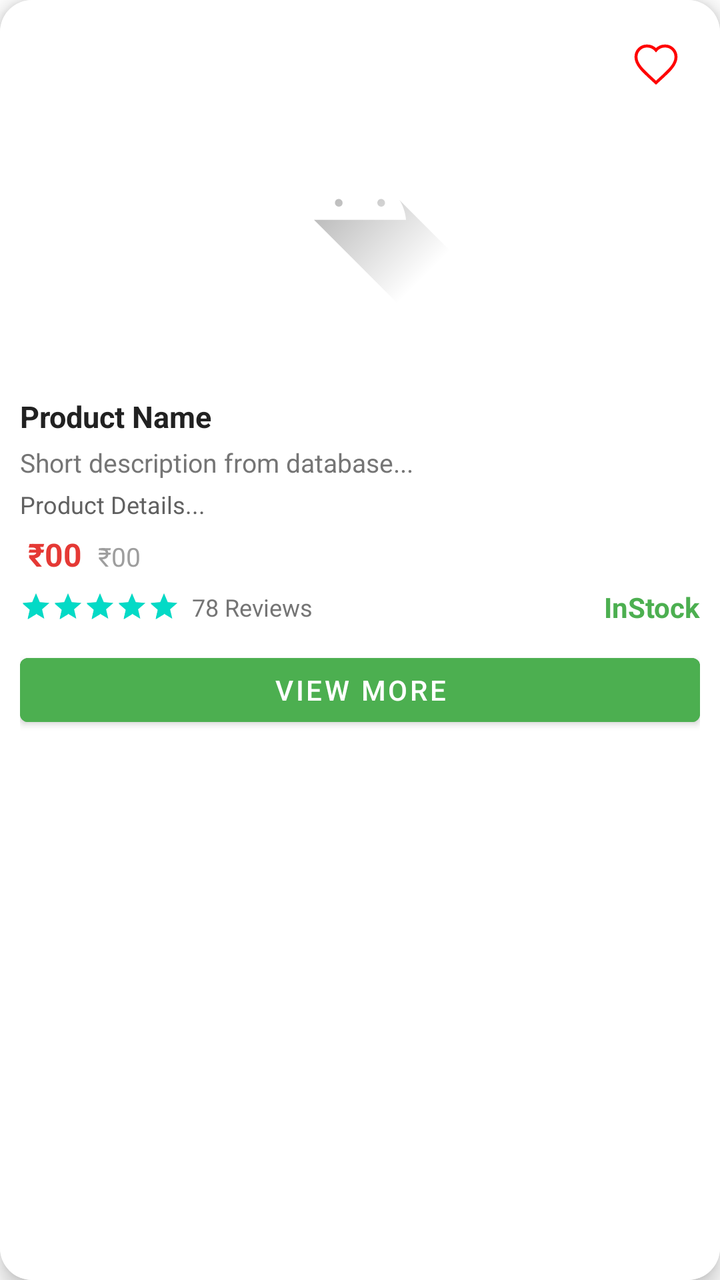
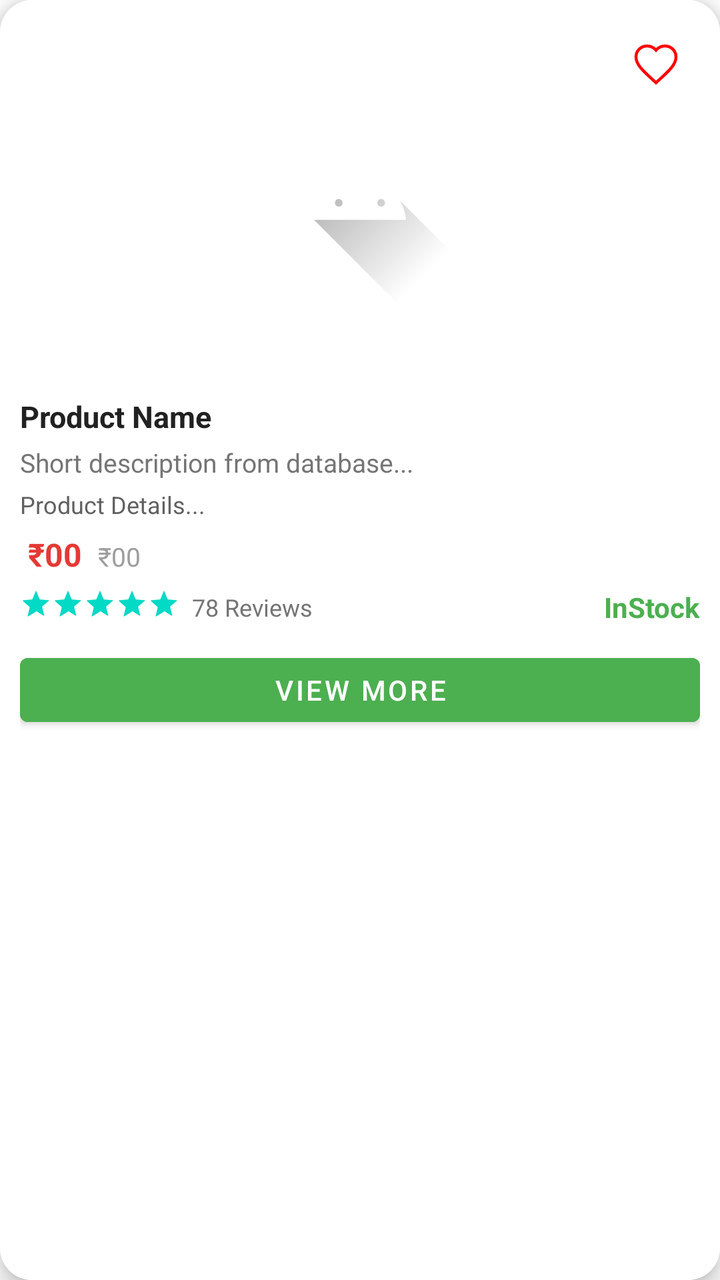

The first picture is an Android layout as it rendered before a commit; the second is the same layout after the commit. The layout source and the unified diff follow.
<!-- AndroidManifest.xml: application theme Theme.BulkAgrochem -->
<!-- res/layout/item_product_horizontal.xml -->
<?xml version="1.0" encoding="utf-8"?>
<androidx.cardview.widget.CardView
    xmlns:android="http://schemas.android.com/apk/res/android"
    xmlns:app="http://schemas.android.com/apk/res-auto"
    android:layout_width="250dp"
    android:layout_height="wrap_content"
    android:layout_margin="8dp"
    android:clickable="true"
    android:focusable="true"
    android:background="#FFFFFF"
    android:foreground="?attr/selectableItemBackground"
    app:cardCornerRadius="16dp"
    app:cardElevation="6dp">

    <LinearLayout
        android:layout_width="match_parent"
        android:layout_height="match_parent"
        android:background="#FFFFFF"
        android:orientation="vertical"
        android:padding="10dp">

        
        <FrameLayout
            android:layout_width="match_parent"
            android:layout_height="180dp">

            
            <ImageView
                android:id="@+id/imgProduct"
                android:layout_width="match_parent"
                android:layout_height="match_parent"
                android:scaleType="centerInside"
                android:src="@drawable/ic_launcher_foreground" />

            
            <TextView
                android:id="@+id/txtDiscount"
                android:layout_width="wrap_content"
                android:layout_height="wrap_content"
                android:layout_marginTop="6dp"
                android:background="@drawable/bg_discount"
                android:padding="4dp"
                android:text="10% OFF"
                android:textColor="#FFFFFF"
                android:textSize="10sp"
                android:visibility="gone" />

            
            <ImageButton
                android:id="@+id/btnWishlist"
                android:layout_width="36dp"
                android:layout_height="36dp"
                android:layout_gravity="top|end"
                android:layout_margin="4dp"
                android:background="@android:color/transparent"
                android:src="@drawable/ic_wishlist_border"
                android:padding="6dp"
                android:scaleType="centerInside"
                android:contentDescription="Add to wishlist" />

        </FrameLayout>

        
        <TextView
            android:id="@+id/txtProductName"
            android:layout_width="match_parent"
            android:layout_height="wrap_content"
            android:layout_marginTop="8dp"
            android:ellipsize="end"
            android:maxLines="1"
            android:text="Product Name"
            android:textColor="#212121"
            android:textSize="15sp"
            android:textStyle="bold" />

        
        <TextView
            android:id="@+id/txtDescription"
            android:layout_width="match_parent"
            android:layout_height="wrap_content"
            android:layout_marginTop="4dp"
            android:ellipsize="end"
            android:maxLines="2"
            android:text="Short description from database..."
            android:textColor="#757575"
            android:textSize="13sp" />

        
        <TextView
            android:id="@+id/txtDetails"
            android:layout_width="match_parent"
            android:layout_height="wrap_content"
            android:layout_marginTop="4dp"
            android:ellipsize="end"
            android:maxLines="3"
            android:text="Product Details..."
            android:textColor="#616161"
            android:textSize="12sp" />

        
        <LinearLayout
            android:layout_width="wrap_content"
            android:layout_height="wrap_content"
            android:layout_marginTop="6dp"
            android:orientation="horizontal">

            <TextView
                android:id="@+id/txtProductPrice"
                android:layout_width="wrap_content"
                android:layout_height="wrap_content"
                android:layout_marginEnd="8dp"
                android:text=" ₹00"
                android:textColor="#E53935"
                android:textSize="16sp"
                android:textStyle="bold" />

            <TextView
                android:id="@+id/txtOriginalPrice"
                android:layout_width="wrap_content"
                android:layout_height="wrap_content"
                android:text="₹00"
                android:textColor="#9E9E9E"
                android:textSize="13sp" />

        </LinearLayout>

        
        <LinearLayout
            android:layout_width="match_parent"
            android:layout_height="wrap_content"
            android:layout_marginTop="6dp"
            android:gravity="center_vertical"
            android:orientation="horizontal">

            
            <RatingBar
                android:id="@+id/ratingBar"
                style="?android:attr/ratingBarStyleSmall"
                android:layout_width="wrap_content"
                android:layout_height="wrap_content"
                android:isIndicator="true"
                android:numStars="5"
                android:rating="5"
                android:stepSize="0.5" />

            <TextView
                android:id="@+id/txtReviews"
                android:layout_width="wrap_content"
                android:layout_height="wrap_content"
                android:layout_marginStart="6dp"
                android:text="78 Reviews"
                android:textColor="#757575"
                android:textSize="12sp" />

            
            <View
                android:layout_width="0dp"
                android:layout_height="0dp"
                android:layout_weight="1" />

            <TextView
                android:id="@+id/txtStock"
                android:layout_width="wrap_content"
                android:layout_height="wrap_content"
                android:text="InStock"
                android:textColor="#4CAF50"
                android:textStyle="bold" />

        </LinearLayout>

        
        <Button
            android:id="@+id/ViewDetailBtn"
            android:layout_width="match_parent"
            android:layout_height="44dp"
            android:layout_marginTop="10dp"
            android:backgroundTint="#4CAF50"
            android:text="View More"
            android:textColor="#FFFFFF" />

    </LinearLayout>

</androidx.cardview.widget.CardView>
<!-- resources referenced by this layout -->
<resources>
  <!-- drawable bg_discount (drawable) -->
  <shape xmlns:android="http://schemas.android.com/apk/res/android">
      <solid android:color="#D32F2F"/>
      <corners android:radius="6dp"/>
  </shape>
  <!-- drawable ic_launcher_foreground (drawable) -->
  <vector xmlns:android="http://schemas.android.com/apk/res/android"
      xmlns:aapt="http://schemas.android.com/aapt"
      android:width="108dp"
      android:height="108dp"
      android:viewportWidth="108"
      android:viewportHeight="108">
      <path android:pathData="M31,63.928c0,0 6.4,-11 12.1,-13.1c7.2,-2.6 26,-1.4 26,-1.4l38.1,38.1L107,108.928l-32,-1L31,63.928z">
          <aapt:attr name="android:fillColor">
              <gradient
                  android:endX="85.84757"
                  android:endY="92.4963"
                  android:startX="42.9492"
                  android:startY="49.59793"
                  android:type="linear">
                  <item
                      android:color="#44000000"
                      android:offset="0.0" />
                  <item
                      android:color="#00000000"
                      android:offset="1.0" />
              </gradient>
          </aapt:attr>
      </path>
      <path
          android:fillColor="#FFFFFF"
          android:fillType="nonZero"
          android:pathData="M65.3,45.828l3.8,-6.6c0.2,-0.4 0.1,-0.9 -0.3,-1.1c-0.4,-0.2 -0.9,-0.1 -1.1,0.3l-3.9,6.7c-6.3,-2.8 -13.4,-2.8 -19.7,0l-3.9,-6.7c-0.2,-0.4 -0.7,-0.5 -1.1,-0.3C38.8,38.328 38.7,38.828 38.9,39.228l3.8,6.6C36.2,49.428 31.7,56.028 31,63.928h46C76.3,56.028 71.8,49.428 65.3,45.828zM43.4,57.328c-0.8,0 -1.5,-0.5 -1.8,-1.2c-0.3,-0.7 -0.1,-1.5 0.4,-2.1c0.5,-0.5 1.4,-0.7 2.1,-0.4c0.7,0.3 1.2,1 1.2,1.8C45.3,56.528 44.5,57.328 43.4,57.328L43.4,57.328zM64.6,57.328c-0.8,0 -1.5,-0.5 -1.8,-1.2s-0.1,-1.5 0.4,-2.1c0.5,-0.5 1.4,-0.7 2.1,-0.4c0.7,0.3 1.2,1 1.2,1.8C66.5,56.528 65.6,57.328 64.6,57.328L64.6,57.328z"
          android:strokeWidth="1"
          android:strokeColor="#00000000" />
  </vector>
  <!-- drawable ic_wishlist_border (drawable) -->
  <vector xmlns:android="http://schemas.android.com/apk/res/android"
      android:width="24dp"
      android:height="24dp"
      android:viewportWidth="24"
      android:viewportHeight="24">
    <path
        android:fillColor="#FFFFFF"
        android:strokeColor="#FF0000"
        android:strokeWidth="1.5"
        android:pathData="M12,21.35L10.55,20.03C5.4,15.36 2,12.27 2,8.5C2,5.41 4.41,3 7.5,3C9.24,3 10.91,3.81 12,5.08C13.09,3.81 14.76,3 16.5,3C19.59,3 22,5.41 22,8.5C22,12.27 18.6,15.36 13.45,20.03L12,21.35Z"/>
  </vector>
  <style name="Theme.BulkAgrochem" parent="Base.Theme.BulkAgrochem" />
  <style name="Base.Theme.BulkAgrochem" parent="Theme.MaterialComponents.DayNight.NoActionBar">
          
          <item name="colorPrimary">@color/colorPrimary</item>
          <item name="colorPrimaryVariant">@color/colorPrimaryDark</item>
          <item name="colorOnPrimary">@color/colorOnPrimary</item>
  
          <item name="android:windowBackground">@android:color/white</item>
          <item name="colorSurface">@android:color/white</item>
  
          
          <item name="android:statusBarColor">@android:color/white</item>
          <item name="android:windowLightStatusBar">true</item>
      </style>
  <color name="colorPrimary">@color/orange_brand</color>
  <color name="colorPrimaryDark">@color/black</color>
  <color name="colorOnPrimary">@color/white</color>
  <color name="orange_brand">#FF6A00</color>
  <color name="black">#FF000000</color>
  <color name="white">#FFFFFFFF</color>
</resources>

<!-- the commit's change to res/layout/item_product_horizontal.xml (unified diff, before → after) -->
@@ -137,11 +137,11 @@
                 android:id="@+id/ratingBar"
                 style="?android:attr/ratingBarStyleSmall"
                 android:layout_width="wrap_content"
-                android:layout_height="wrap_content"
+                android:layout_height="19dp"
                 android:isIndicator="true"
                 android:numStars="5"
                 android:rating="5"
-                android:stepSize="0.5" />
+                android:stepSize="0.5"/>
 
             <TextView
                 android:id="@+id/txtReviews"
